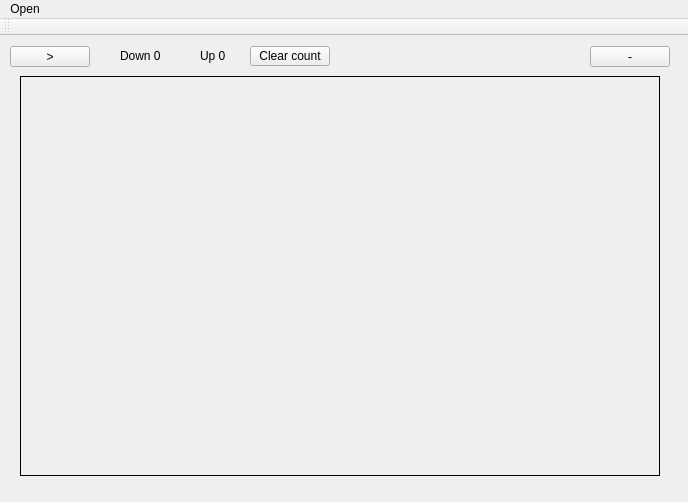
This is Project/mainwindow.ui in Matmalecki/OpenCV-Project as Qt 5 draws it before an edit. The edited form follows.
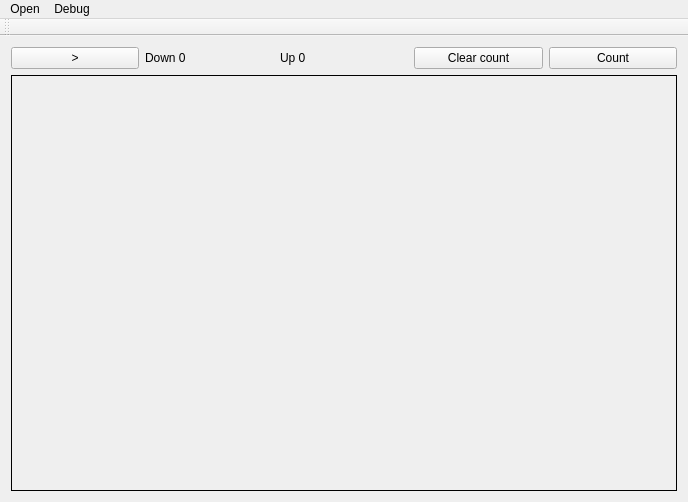
This is the edited form.

```diff
--- a/Project/mainwindow.ui
+++ b/Project/mainwindow.ui
@@ -10,94 +10,72 @@
     <height>502</height>
    </rect>
   </property>
+  <property name="sizePolicy">
+   <sizepolicy hsizetype="MinimumExpanding" vsizetype="MinimumExpanding">
+    <horstretch>0</horstretch>
+    <verstretch>0</verstretch>
+   </sizepolicy>
+  </property>
   <property name="windowTitle">
    <string>MainWindow</string>
   </property>
   <widget class="QWidget" name="centralWidget">
+   <property name="sizePolicy">
+    <sizepolicy hsizetype="Expanding" vsizetype="Expanding">
+     <horstretch>0</horstretch>
+     <verstretch>0</verstretch>
+    </sizepolicy>
+   </property>
+   <layout class="QGridLayout" name="gridLayout">
+    <item row="0" column="0">
    <widget class="QPushButton" name="playButton">
-    <property name="geometry">
-     <rect>
-      <x>10</x>
-      <y>10</y>
-      <width>80</width>
-      <height>21</height>
-     </rect>
-    </property>
     <property name="text">
      <string>&gt;</string>
     </property>
    </widget>
-   <widget class="QLabel" name="videoFieldSource">
-    <property name="geometry">
-     <rect>
-      <x>20</x>
-      <y>40</y>
-      <width>640</width>
-      <height>400</height>
-     </rect>
-    </property>
-    <property name="frameShape">
-     <enum>QFrame::Box</enum>
-    </property>
-    <property name="frameShadow">
-     <enum>QFrame::Plain</enum>
-    </property>
-    <property name="text">
-     <string/>
-    </property>
-   </widget>
+    </item>
+    <item row="0" column="1">
    <widget class="QLabel" name="downLabel">
-    <property name="geometry">
-     <rect>
-      <x>120</x>
-      <y>10</y>
-      <width>80</width>
-      <height>20</height>
-     </rect>
-    </property>
     <property name="text">
      <string>Down 0</string>
     </property>
    </widget>
+    </item>
+    <item row="0" column="2">
    <widget class="QLabel" name="upLabel">
-    <property name="geometry">
-     <rect>
-      <x>200</x>
-      <y>10</y>
-      <width>80</width>
-      <height>20</height>
-     </rect>
-    </property>
     <property name="text">
      <string>Up 0</string>
     </property>
    </widget>
-   <widget class="QPushButton" name="startCountButton">
-    <property name="geometry">
-     <rect>
-      <x>590</x>
-      <y>10</y>
-      <width>80</width>
-      <height>21</height>
-     </rect>
-    </property>
-    <property name="text">
-     <string>-</string>
-    </property>
-   </widget>
+    </item>
+    <item row="0" column="3">
    <widget class="QPushButton" name="clearCountButton">
-    <property name="geometry">
-     <rect>
-      <x>250</x>
-      <y>10</y>
-      <width>80</width>
-      <height>20</height>
-     </rect>
-    </property>
     <property name="text">
      <string>Clear count</string>
     </property>
    </widget>
+    </item>
+    <item row="0" column="4">
+     <widget class="QPushButton" name="startCountButton">
+      <property name="text">
+       <string>Count</string>
+      </property>
+     </widget>
+    </item>
+    <item row="1" column="0" colspan="5">
+     <widget class="QLabel" name="videoFieldSource">
+      <property name="frameShape">
+       <enum>QFrame::Box</enum>
+      </property>
+      <property name="frameShadow">
+       <enum>QFrame::Plain</enum>
+      </property>
+      <property name="text">
+       <string/>
+      </property>
+     </widget>
+    </item>
+   </layout>
   </widget>
   <widget class="QMenuBar" name="menuBar">
    <property name="geometry">
@@ -116,7 +94,14 @@
     <addaction name="actionVideo_File"/>
     <addaction name="separator"/>
    </widget>
+   <widget class="QMenu" name="menuDebug">
+    <property name="title">
+     <string>Debug</string>
+    </property>
+    <addaction name="actionDebug_window"/>
+   </widget>
    <addaction name="menuOpen"/>
+   <addaction name="menuDebug"/>
   </widget>
   <widget class="QToolBar" name="mainToolBar">
    <attribute name="toolBarArea">
```
Left out of the diff: 5 changed lines with no effect on the pictures. Lines whose indentation alone changed are shown as unchanged.
